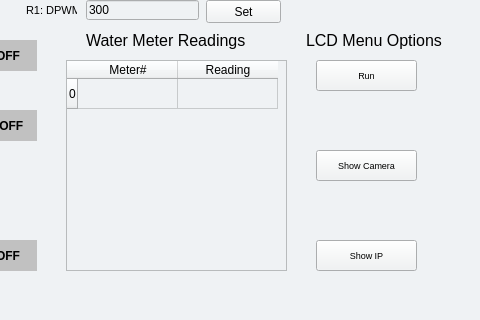
First picture: the form in UI/Main.ui, repository lilyrothschild8/ECE_406_Motor, before the edit; both pictures show x 514 to 994 and y 440 to 760 of the 994 by 760 pixel window.
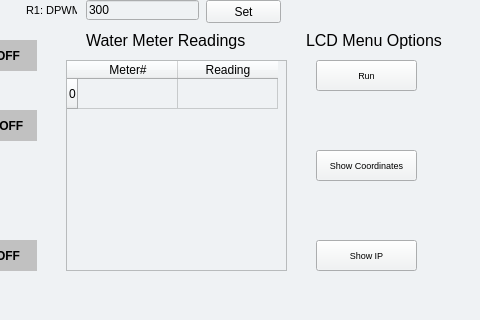
Second picture: the form after the edit. Icons and pictures are not drawn.

Diff of the .ui file:
```diff
--- a/UI/Main.ui
+++ b/UI/Main.ui
@@ -1613,7 +1613,7 @@
       </font>
      </property>
      <property name="text">
-      <string>Show Camera</string>
+      <string>Show Coordinates</string>
      </property>
     </widget>
     <widget class="QPushButton" name="show_IP_Button">
```
Left out of the diff: 4 changed lines with no effect on the pictures.
